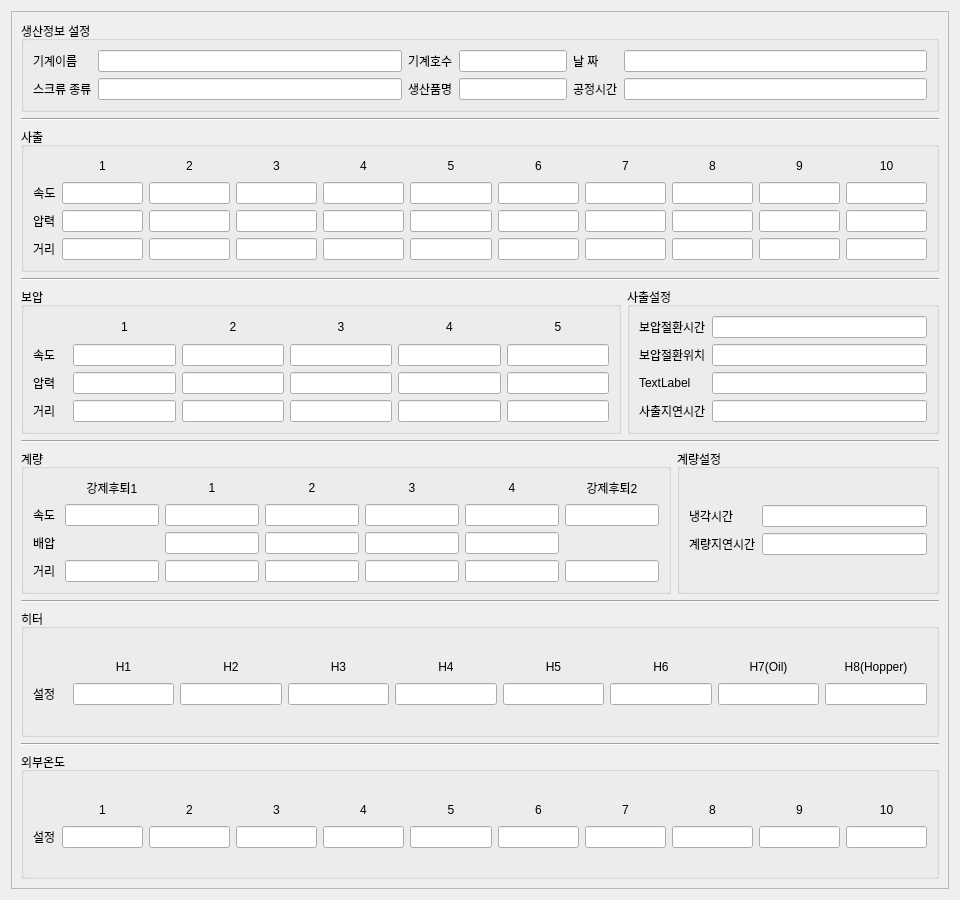
Above: moldconditionformset.ui from good7zzang/QT_DBA before the change. Below: the same form after it.
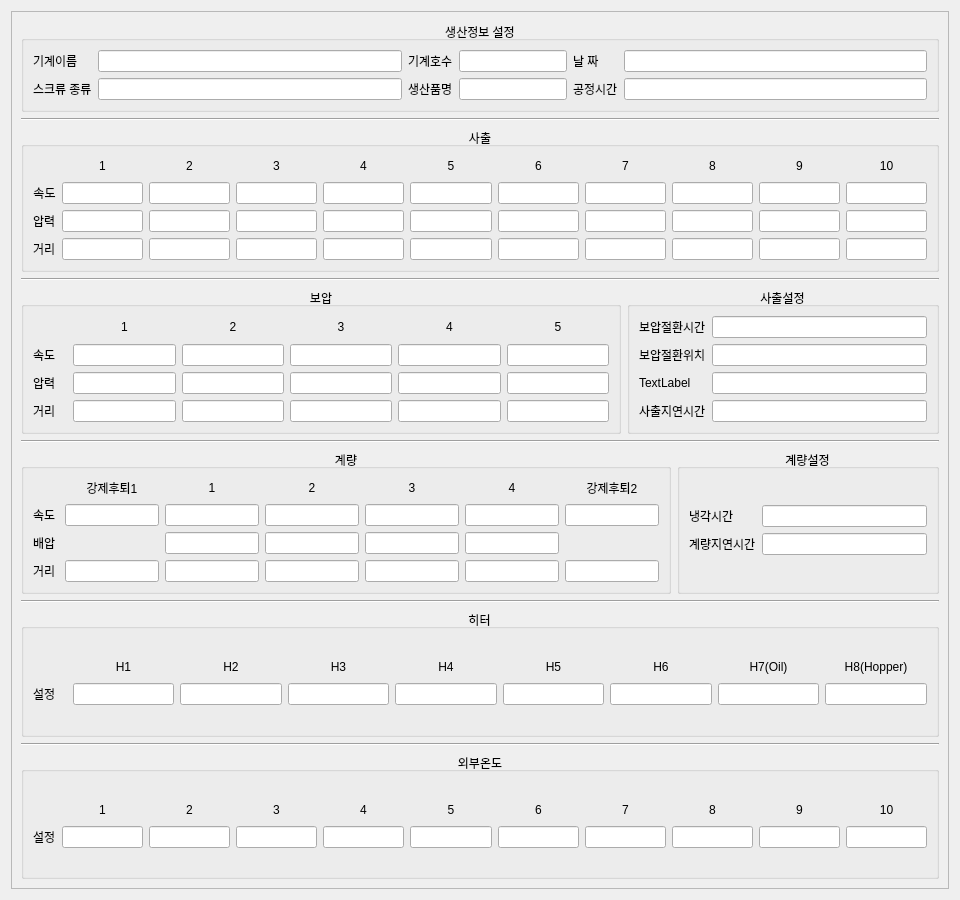
That is the form after the change.

```diff
--- a/moldconditionformset.ui
+++ b/moldconditionformset.ui
@@ -57,6 +57,9 @@
            <property name="title">
             <string>히터</string>
            </property>
+           <property name="alignment">
+            <set>Qt::AlignCenter</set>
+           </property>
            <property name="flat">
             <bool>true</bool>
            </property>
@@ -212,6 +215,9 @@
            <property name="title">
             <string>생산정보 설정</string>
            </property>
+           <property name="alignment">
+            <set>Qt::AlignCenter</set>
+           </property>
            <property name="flat">
             <bool>true</bool>
            </property>
@@ -366,6 +372,9 @@
            <property name="title">
             <string>외부온도</string>
            </property>
+           <property name="alignment">
+            <set>Qt::AlignCenter</set>
+           </property>
            <property name="flat">
             <bool>true</bool>
            </property>
@@ -549,6 +558,9 @@
              <property name="title">
               <string>계량</string>
              </property>
+             <property name="alignment">
+              <set>Qt::AlignCenter</set>
+             </property>
              <property name="flat">
               <bool>true</bool>
              </property>
@@ -710,6 +722,9 @@
              <property name="title">
               <string>계량설정</string>
              </property>
+             <property name="alignment">
+              <set>Qt::AlignCenter</set>
+             </property>
              <property name="flat">
               <bool>true</bool>
              </property>
@@ -754,6 +769,9 @@
            <property name="title">
             <string>사출</string>
            </property>
+           <property name="alignment">
+            <set>Qt::AlignCenter</set>
+           </property>
            <property name="flat">
             <bool>true</bool>
            </property>
@@ -1026,6 +1044,9 @@
              <property name="title">
               <string>보압</string>
              </property>
+             <property name="alignment">
+              <set>Qt::AlignCenter</set>
+             </property>
              <property name="flat">
               <bool>true</bool>
              </property>
@@ -1174,6 +1195,9 @@
              <property name="title">
               <string>사출설정</string>
              </property>
+             <property name="alignment">
+              <set>Qt::AlignCenter</set>
+             </property>
              <property name="flat">
               <bool>true</bool>
              </property>
```
